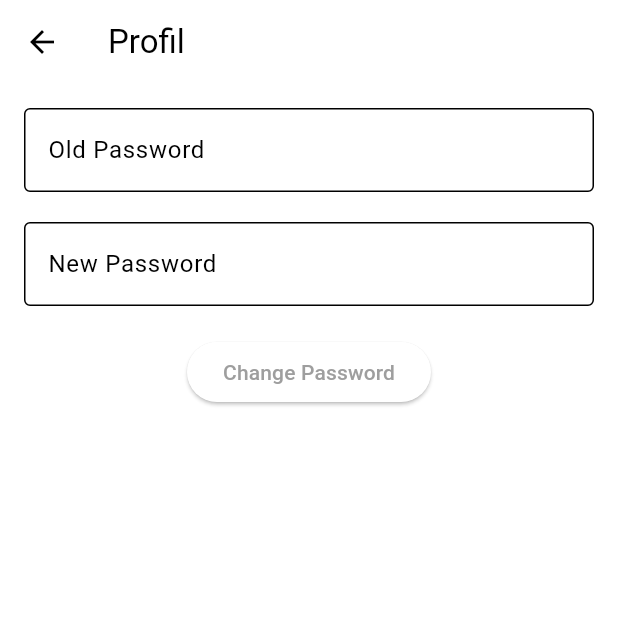
After one commit to hibbankh/breeze-food-mobile, a Flutter app: the screen it shows once a user with an empty profile is signed in, in the side drawer, after a tap on "PROFILE", on a phone screen of 412 x 824 dp, the top half of it. The commit adds this screen. Run offline on Flutter 3.47's test engine with Material 3 defaults, Android fonts, the phone set to English and light mode, and no system bars; our stand-ins replace cloud_firestore, firebase_auth, firebase_core, flutter_credit_card; accounts and stored records are empty.

Commit message:
add profile, update register login page

```diff
--- a/breeze_mobile/lib/components/my_drawer.dart
+++ b/breeze_mobile/lib/components/my_drawer.dart
@@ -2,14 +2,17 @@ import 'package:breeze_mobile/components/my_drawer_tile.dart';
 import 'package:breeze_mobile/services/auth/auth_service.dart';
 import 'package:flutter/material.dart';
 
+import '../pages/profile_pages.dart';
 import '../pages/settings_page.dart';
 
 class MyDrawer extends StatelessWidget {
   const MyDrawer({super.key});
 
-  void logout() {
+  void logout(BuildContext context) {
     final authService = AuthService();
     authService.signOut();
+    Navigator.of(context)
+        .pushReplacementNamed('/login'); // Asumsi ada halaman login
   }
 
   @override
@@ -50,11 +53,24 @@ class MyDrawer extends StatelessWidget {
               );
             },
           ),
+          MyDrawerTile(
+            text: "PROFILE",
+            icon: Icons.person,
+            onTap: () {
+              Navigator.pop(context); // Tutup drawer
+              Navigator.push(
+                context,
+                MaterialPageRoute(
+                  builder: (context) => const ProfilePage(),
+                ),
+              );
+            },
+          ),
           const Spacer(),
           MyDrawerTile(
             text: "LOGOUT",
             icon: Icons.logout,
-            onTap: () {},
+            onTap: () => logout(context), // Memanggil fungsi logout
           ),
           const SizedBox(height: 25),
         ],
--- a/breeze_mobile/lib/pages/login_page.dart
+++ b/breeze_mobile/lib/pages/login_page.dart
@@ -40,13 +40,51 @@ class _LoginPageState extends State<LoginPage> {
   }
 
   // forgot password
-  void forgotPassword() {
+  void _resetPassword() async {
     showDialog(
       context: context,
-      builder: (context) => AlertDialog(
-        title: const Text("Forgot Password"),
-        backgroundColor: Theme.of(context).colorScheme.background,
-      ),
+      builder: (context) {
+        TextEditingController resetEmailController = TextEditingController();
+        return AlertDialog(
+          title: Text("Reset Password"),
+          content: TextField(
+            controller: resetEmailController,
+            decoration: InputDecoration(
+              hintText: "Input your Email",
+            ),
+          ),
+          actions: [
+            TextButton(
+              onPressed: () {
+                Navigator.of(context).pop();
+              },
+              child: Text("Cancel"),
+            ),
+            TextButton(
+              onPressed: () async {
+                try {
+                  await AuthService()
+                      .sendPasswordResetEmail(resetEmailController.text);
+                  Navigator.of(context).pop();
+                  ScaffoldMessenger.of(context).showSnackBar(
+                    SnackBar(
+                        content: Text(
+                            "Password reset link has been sent to your email")),
+                  );
+                } catch (e) {
+                  Navigator.of(context).pop();
+                  ScaffoldMessenger.of(context).showSnackBar(
+                    SnackBar(
+                        content:
+                            Text("Failed to send password reset email: $e")),
+                  );
+                }
+              },
+              child: Text("Reset"),
+            ),
+          ],
+        );
+      },
     );
   }
 
@@ -121,6 +159,28 @@ class _LoginPageState extends State<LoginPage> {
                 ),
               ],
             ),
+            SizedBox(height: 25),
+            Row(
+              mainAxisAlignment: MainAxisAlignment.center,
+              children: [
+                Text(
+                  "Forgot Password?",
+                  style: TextStyle(
+                      color: Theme.of(context).colorScheme.inversePrimary),
+                ),
+                const SizedBox(width: 4),
+                GestureDetector(
+                  onTap: _resetPassword,
+                  child: Text(
+                    "Reset now",
+                    style: TextStyle(
+                      color: Theme.of(context).colorScheme.inversePrimary,
+                      fontWeight: FontWeight.bold,
+                    ),
+                  ),
+                ),
+              ],
+            ),
           ],
         ),
       ),
--- /dev/null
+++ b/breeze_mobile/lib/pages/profile_pages.dart
@@ -0,0 +1,75 @@
+import 'package:breeze_mobile/services/auth/auth_service.dart';
+import 'package:flutter/material.dart';
+
+class ProfilePage extends StatefulWidget {
+  const ProfilePage({Key? key}) : super(key: key);
+
+  @override
+  _ProfilePageState createState() => _ProfilePageState();
+}
+
+class _ProfilePageState extends State<ProfilePage> {
+  final _oldPasswordController = TextEditingController();
+  final _newPasswordController = TextEditingController();
+
+  @override
+  void dispose() {
+    _oldPasswordController.dispose();
+    _newPasswordController.dispose();
+    super.dispose();
+  }
+
+  void _changePassword() async {
+    try {
+      await AuthService().changePassword(
+        _oldPasswordController.text,
+        _newPasswordController.text,
+      );
+      ScaffoldMessenger.of(context).showSnackBar(
+        SnackBar(content: Text("Password changed successfully")),
+      );
+    } catch (e) {
+      ScaffoldMessenger.of(context).showSnackBar(
+        SnackBar(content: Text("Failed to change password: $e")),
+      );
+    }
+  }
+
+  @override
+  Widget build(BuildContext context) {
+    return Scaffold(
+      appBar: AppBar(
+        title: Text('Profil'),
+      ),
+      body: Padding(
+        padding: const EdgeInsets.all(16.0),
+        child: Column(
+          children: [
+            TextFormField(
+              controller: _oldPasswordController,
+              decoration: InputDecoration(
+                labelText: 'Old Password',
+                border: OutlineInputBorder(),
+              ),
+              obscureText: true,
+            ),
+            SizedBox(height: 20),
+            TextFormField(
+              controller: _newPasswordController,
+              decoration: InputDecoration(
+                labelText: 'New Password',
+                border: OutlineInputBorder(),
+              ),
+              obscureText: true,
+            ),
+            SizedBox(height: 20),
+            ElevatedButton(
+              onPressed: _changePassword,
+              child: Text('Change Password'),
+            ),
+          ],
+        ),
+      ),
+    );
+  }
+}
```
Also changed, not shown: breeze_mobile/lib/pages/delivery_progress_page.dart (+7 -4 lines), breeze_mobile/lib/pages/register_page.dart (+4 -3 lines), breeze_mobile/lib/services/auth/auth_service.dart (+30 -1 lines), breeze_mobile/lib/images/logo/breeze_logo.png (added).
